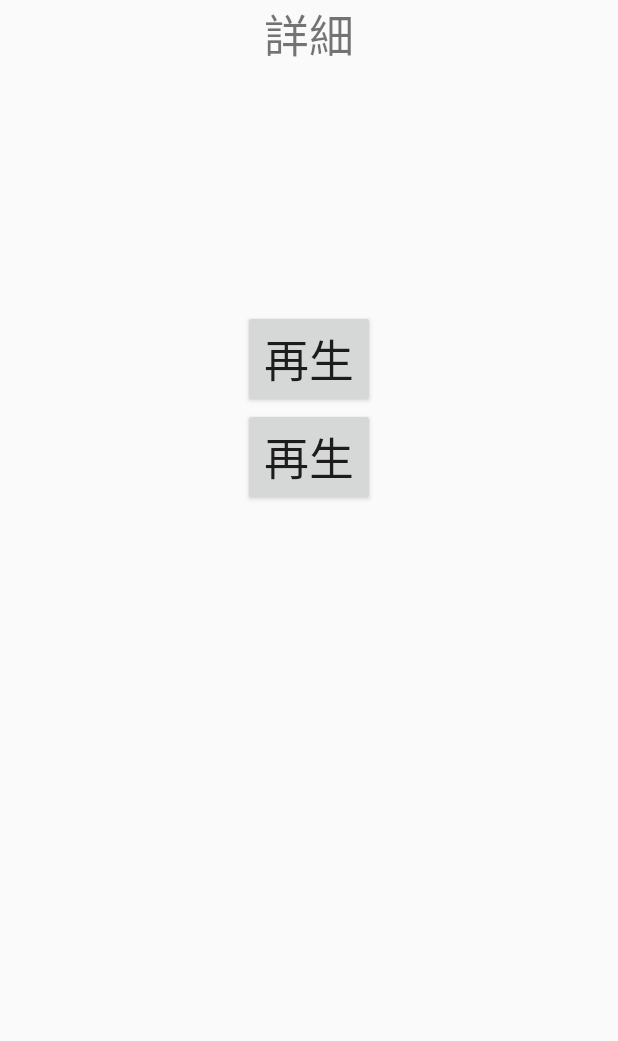
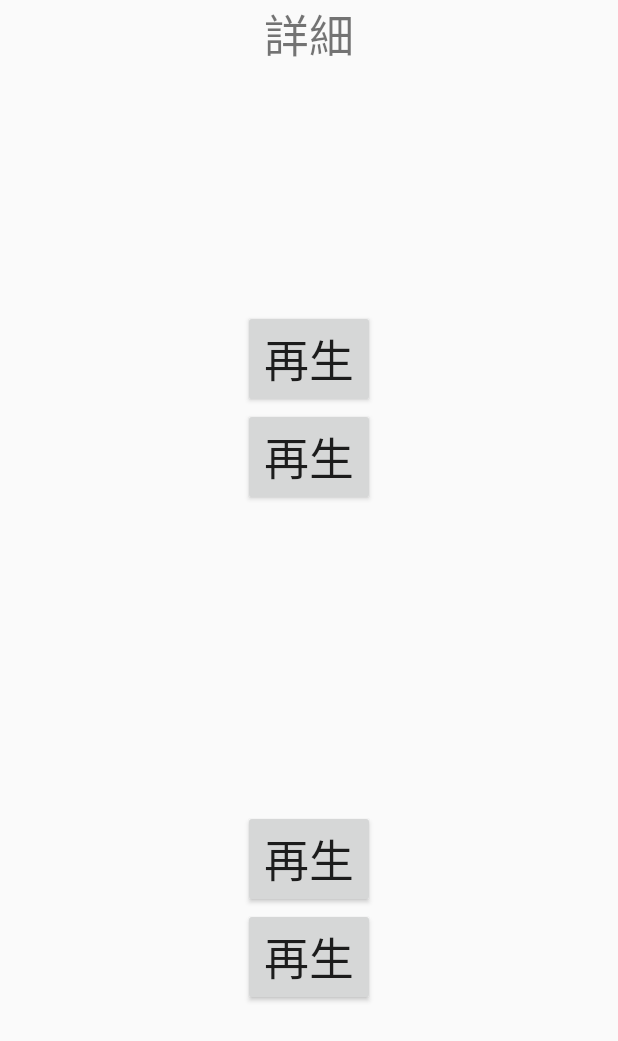
Before and after one commit to inoueryotaro/Phonetics, an Android app: the layout activity_practice.xml on its own in the app's theme, with its tools: preview values and no code run, on a phone screen of 412 x 824 dp. Shown: the top 1041 px of the screen. Run offline under Robolectric (Android 15) with nearby library versions, the phone set to English and light mode, and no system bars.

Commit message:
PracticeActivityの見本の英単語の音声機能の追加

```diff
--- a/app/src/main/res/layout/activity_practice.xml
+++ b/app/src/main/res/layout/activity_practice.xml
@@ -74,6 +74,22 @@
             android:textSize="30dp"
             android:layout_gravity="center"
             />
+        <Button
+            android:id="@+id/saisei_button3"
+            android:layout_width="wrap_content"
+            android:layout_height="wrap_content"
+            android:text="再生"
+            android:textSize="30dp"
+            android:layout_gravity="center"
+            />
+        <Button
+            android:id="@+id/saisei_button4"
+            android:layout_width="wrap_content"
+            android:layout_height="wrap_content"
+            android:text="再生"
+            android:textSize="30dp"
+            android:layout_gravity="center"
+            />
         <TextView
             android:id="@+id/seiko_count_text2"
             android:layout_width="wrap_content"
```
Also changed, not shown: app/src/main/java/com/example/phoneticstest/PracticeActivity.java (+115 -56 lines).
